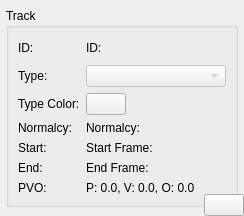
This is Applications/VpView/vpObjectInfoPanel.ui in Kitware/vivia as Qt 5 draws it before an edit. The edited form follows.
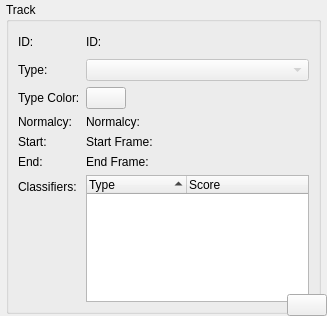
This is the edited form. The open tabs and pages were chosen to show the change. Icons and pictures are not drawn. Custom widgets are drawn as their Qt base class.

```diff
--- a/Applications/VpView/vpObjectInfoPanel.ui
+++ b/Applications/VpView/vpObjectInfoPanel.ui
@@ -6,8 +6,8 @@
    <rect>
     <x>0</x>
     <y>0</y>
-    <width>234</width>
-    <height>216</height>
+    <width>327</width>
+    <height>316</height>
    </rect>
   </property>
   <property name="sizePolicy">
@@ -359,14 +359,7 @@
           <item row="6" column="0">
            <widget class="QLabel" name="trackPVOLabel">
             <property name="text">
-             <string>PVO:</string>
-            </property>
-           </widget>
-          </item>
-          <item row="6" column="1">
-           <widget class="QLabel" name="trackPVO">
-            <property name="text">
-             <string>P: 0.0, V: 0.0, O: 0.0</string>
+             <string>Classifiers:</string>
             </property>
            </widget>
           </item>
@@ -387,6 +380,38 @@
             </property>
            </widget>
           </item>
+          <item row="6" column="1">
+           <widget class="QTreeWidget" name="trackClassifiers">
+            <property name="alternatingRowColors">
+             <bool>true</bool>
+            </property>
+            <property name="rootIsDecorated">
+             <bool>false</bool>
+            </property>
+            <property name="uniformRowHeights">
+             <bool>true</bool>
+            </property>
+            <property name="sortingEnabled">
+             <bool>true</bool>
+            </property>
+            <property name="allColumnsShowFocus">
+             <bool>true</bool>
+            </property>
+            <property name="columnCount">
+             <number>2</number>
+            </property>
+            <column>
+             <property name="text">
+              <string>Type</string>
+             </property>
+            </column>
+            <column>
+             <property name="text">
+              <string>Score</string>
+             </property>
+            </column>
+           </widget>
+          </item>
          </layout>
         </widget>
        </item>
```
Left out of the diff: 2 changed lines with no effect on the pictures.
